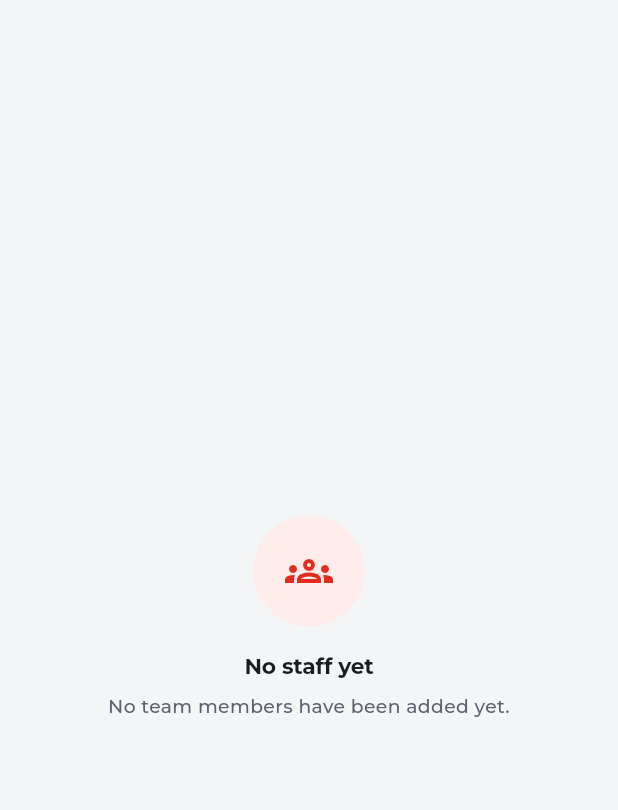
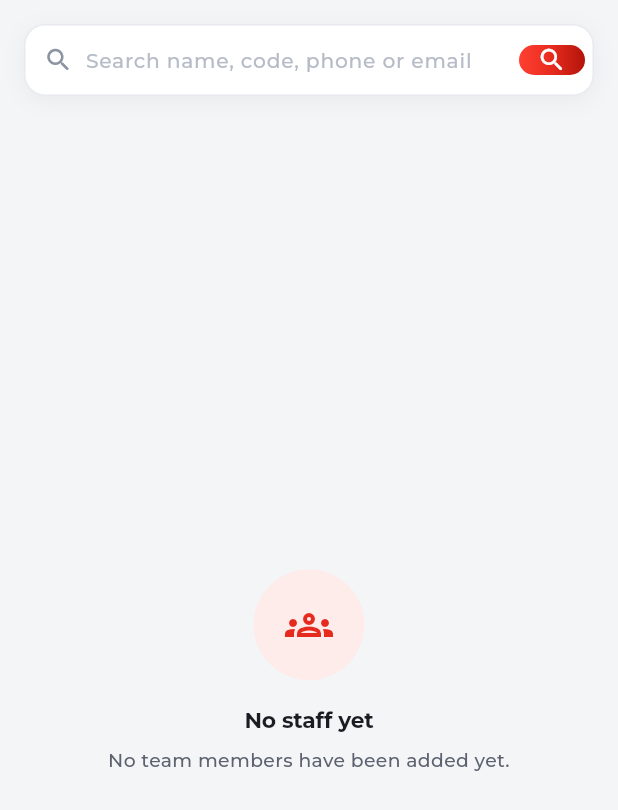
Before and after one commit to nimmys-dev/nimmys-crm-mobile, a Flutter app: the _StaffListBody widget shown alone on an empty page, opened directly with empty values, on a phone screen of 412 x 824 dp. Shown: the top 810 px of the screen. Run offline on Flutter 3.47's test engine with Material 3 defaults, Android fonts, the phone set to English and light mode, and no system bars; our stand-ins replace another_flushbar, awesome_notifications, bloc, cached_network_image, connectivity_plus, device_info_plus and 25 more; missing offline and left inert: app_badge_plus; accounts and stored records are empty; network calls fail.

Commit message:
Staff search done

```diff
--- a/lib/features/staff/cubit/staff/staff_cubit.dart
+++ b/lib/features/staff/cubit/staff/staff_cubit.dart
@@ -71,20 +71,31 @@ class StaffCubit extends BaseCubit<StaffState> {
   // the last response only ever holds one page.
   static const int _pageSize = 10;
 
-  Future<void> getStaffList({bool refresh = false}) async {
+  Future<void> getStaffList({bool refresh = false, String? search}) async {
     if (state.staffListUIState?.status == Status.LOADING) {
       return;
     }
+    final String query = (search ?? state.staffSearchQuery).trim();
+    final bool searchChanged = query != state.staffSearchQuery;
     // A refresh keeps the current rows on screen while it reloads, so pulling
     // down does not blank the list it is refreshing.
-    if (!refresh && state.staffList.isNotEmpty) {
+    if (!refresh && !searchChanged && state.staffList.isNotEmpty) {
       return;
     }
-    emit(state.copyWith(staffListUIState: UIState.loading()));
+    emit(
+      state.copyWith(
+        staffListUIState: UIState.loading(),
+        staffSearchQuery: query,
+        // Results for a previous search must never remain visible while the
+        // new server-side search is in flight.
+        staffList: searchChanged ? <StaffListItem>[] : state.staffList,
+      ),
+    );
 
     final Result<StaffListSuccess> result = await _repository.getStaffList(
       page: 1,
       perPage: _pageSize,
+      search: query,
     );
     if (result is Success<StaffListSuccess>) {
       emit(
@@ -120,6 +131,7 @@ class StaffCubit extends BaseCubit<StaffState> {
     final Result<StaffListSuccess> result = await _repository.getStaffList(
       page: pagination.nextPage,
       perPage: _pageSize,
+      search: state.staffSearchQuery,
     );
     if (result is Success<StaffListSuccess>) {
       emit(
--- a/lib/features/staff/cubit/staff/staff_state.dart
+++ b/lib/features/staff/cubit/staff/staff_state.dart
@@ -21,6 +21,7 @@ class StaffState extends Equatable {
   /// Every row loaded so far, page 1 first.
   final List<StaffListItem> staffList;
   final StaffPagination? staffPagination;
+  final String staffSearchQuery;
 
   /// True only while a follow-on page is in flight, so the footer spinner is
   /// separate from the full-screen loading state.
@@ -42,6 +43,7 @@ class StaffState extends Equatable {
     this.staffListUIState,
     this.staffList = const <StaffListItem>[],
     this.staffPagination,
+    this.staffSearchQuery = '',
     this.isLoadingMoreStaff = false,
     this.deleteStaffUIState,
     this.deletingStaffId,
@@ -56,6 +58,7 @@ class StaffState extends Equatable {
     UIState<StaffListSuccess>? staffListUIState,
     List<StaffListItem>? staffList,
     StaffPagination? staffPagination,
+    String? staffSearchQuery,
     bool? isLoadingMoreStaff,
     UIState<DeleteStaffSuccess>? deleteStaffUIState,
     int? deletingStaffId,
@@ -73,6 +76,7 @@ class StaffState extends Equatable {
       staffListUIState: staffListUIState ?? this.staffListUIState,
       staffList: staffList ?? this.staffList,
       staffPagination: staffPagination ?? this.staffPagination,
+      staffSearchQuery: staffSearchQuery ?? this.staffSearchQuery,
       isLoadingMoreStaff: isLoadingMoreStaff ?? this.isLoadingMoreStaff,
       deleteStaffUIState: deleteStaffUIState ?? this.deleteStaffUIState,
       deletingStaffId: clearDeletingStaffId
@@ -109,6 +113,7 @@ class StaffState extends Equatable {
     staffListUIState?.errorType,
     staffList,
     staffPagination,
+    staffSearchQuery,
     isLoadingMoreStaff,
     deleteStaffUIState,
     deleteStaffUIState?.status,
--- a/lib/features/staff/repository/staff_repository.dart
+++ b/lib/features/staff/repository/staff_repository.dart
@@ -35,9 +35,14 @@ class StaffRepository {
   Future<Result<StaffListSuccess>> getStaffList({
     required int page,
     required int perPage,
+    String? search,
   }) async {
     try {
-      return await _service.getStaffList(page: page, perPage: perPage);
+      return await _service.getStaffList(
+        page: page,
+        perPage: perPage,
+        search: search,
+      );
     } catch (e) {
       return Error(ErrorWithMessage(message: e.toString()));
     }
--- a/lib/features/staff/service/staff_service.dart
+++ b/lib/features/staff/service/staff_service.dart
@@ -68,13 +68,18 @@ class StaffService {
   Future<Result<StaffListSuccess>> getStaffList({
     required int page,
     required int perPage,
+    String? search,
   }) async {
     try {
       final url = ApiUrls.staffList;
-      final result = await _apiService.get(
-        url,
-        queryParams: <String, dynamic>{"page": page, "per_page": perPage},
-      );
+      final Map<String, dynamic> queryParams = <String, dynamic>{
+        "page": page,
+        "per_page": perPage,
+      };
+      if (search != null && search.trim().isNotEmpty) {
+        queryParams["search"] = search.trim();
+      }
+      final result = await _apiService.get(url, queryParams: queryParams);
       if (result is Success) {
         return await _apiService.getResponseStatus<StaffListSuccess>(
           result.value,
--- a/lib/features/staff/staff_list_screen.dart
+++ b/lib/features/staff/staff_list_screen.dart
@@ -1,3 +1,5 @@
+import 'dart:async';
+
 import 'package:cached_network_image/cached_network_image.dart';
 import 'package:flutter/material.dart';
 import 'package:flutter/services.dart';
@@ -15,6 +17,7 @@ import '../../shared/widgets/app_avatar.dart';
 import '../../shared/widgets/app_buttons.dart';
 import '../../shared/widgets/app_gradient_header.dart';
 import '../../shared/widgets/app_section_card.dart';
+import '../../shared/widgets/app_search_field.dart';
 import '../../utils/toast_messages.dart';
 import '../authentication/cubit/session/session_cubit.dart';
 import 'cubit/staff/staff_cubit.dart';
@@ -34,6 +37,8 @@ class StaffListScreen extends StatefulWidget {
 
 class _StaffListScreenState extends State<StaffListScreen> {
   final ScrollController _scrollController = ScrollController();
+  final TextEditingController _searchController = TextEditingController();
+  Timer? _searchDebounce;
 
   /// How close to the bottom the list gets before the next page is requested.
   /// Roughly two rows, which is enough for the fetch to land before the user
@@ -53,6 +58,8 @@ class _StaffListScreenState extends State<StaffListScreen> {
 
   @override
   void dispose() {
+    _searchDebounce?.cancel();
+    _searchController.dispose();
     _scrollController
       ..removeListener(_onScroll)
       ..dispose();
@@ -73,6 +80,23 @@ class _StaffListScreenState extends State<StaffListScreen> {
 
   Future<void> _refresh() async {
     await context.read<StaffCubit>().getStaffList(refresh: true);
+  }
+
+  void _searchStaff([String? query]) {
+    _searchDebounce?.cancel();
+    context.read<StaffCubit>().getStaffList(search: query ?? _searchController.text);
+  }
+
+  void _onSearchChanged(String value) {
+    _searchDebounce?.cancel();
+    _searchDebounce = Timer(
+      const Duration(milliseconds: 350),
+      () {
+        if (mounted) {
+          _searchStaff(value);
+        }
+      },
+    );
   }
 
   /// Opens Staff Creation by route, so the permission guard runs.
@@ -204,6 +228,9 @@ class _StaffListScreenState extends State<StaffListScreen> {
                         onCreate: _openCreateStaff,
                         onRetry: _refresh,
                         onDelete: _confirmAndDelete,
+                        searchController: _searchController,
+                        onSearchChanged: _onSearchChanged,
+                        onSearchSubmitted: _searchStaff,
                       );
                     },
                   ),
@@ -232,6 +259,9 @@ class _StaffListBody extends StatelessWidget {
     required this.onCreate,
     required this.onRetry,
     required this.onDelete,
+    required this.searchController,
+    required this.onSearchChanged,
+    required this.onSearchSubmitted,
   });
 
   final StaffState state;
@@ -242,23 +272,25 @@ class _StaffListBody extends StatelessWidget {
   final VoidCallback onCreate;
   final Future<void> Function() onRetry;
   final Future<void> Function(StaffListItem staff) onDelete;
+  final TextEditingController searchController;
+  final ValueChanged<String> onSearchChanged;
+  final VoidCallback onSearchSubmitted;
 
   @override
   Widget build(BuildContext context) {
     final List<StaffListItem> staff = state.staffList;
     final Status? status = state.staffListUIState?.status;
 
+    Widget content;
     if (staff.isEmpty && status == Status.LOADING) {
-      return const Center(
+      content = const Center(
         child: CircularProgressIndicator(
           strokeWidth: 2.6,
           valueColor: AlwaysStoppedAnimation<Color>(AppColors.red),
         ),
       );
-    }
-
-    if (staff.isEmpty && status == Status.ERROR) {
-      return StaffListMessage(
+    } else if (staff.isEmpty && status == Status.ERROR) {
+      content = StaffListMessage(
         icon: Icons.cloud_off_rounded,
         title: 'Could not load staff',
         message:
@@ -268,24 +300,22 @@ class _StaffListBody extends StatelessWidget {
         actionIcon: Icons.refresh_rounded,
         onAction: onRetry,
       );
-    }
-
-    if (staff.isEmpty) {
-      return StaffListMessage(
+    } else if (staff.isEmpty) {
+      content = StaffListMessage(
         icon: Icons.groups_outlined,
-        title: 'No staff yet',
-        message: canCreate
+        title: state.staffSearchQuery.isEmpty ? 'No staff yet' : 'No staff found',
+        message: state.staffSearchQuery.isEmpty
+            ? (canCreate
                   ? 'Add your first team member to get started.'
-            : 'No team members have been added yet.',
-        actionLabel: canCreate ? 'Add Staff' : null,
+                  : 'No team members have been added yet.')
+            : 'No staff match "${state.staffSearchQuery}".',
+        actionLabel: state.staffSearchQuery.isEmpty && canCreate ? 'Add Staff' : null,
         actionIcon: Icons.person_add_alt_1_rounded,
         onAction: canCreate ? () async => onCreate() : null,
       );
-    }
-
+    } else {
       final int? total = state.staffPagination?.total;
-
-    return RefreshIndicator(
+      content = RefreshIndicator(
         onRefresh: onRefresh,
         color: AppColors.red,
         child: ListView.builder(
@@ -324,6 +354,27 @@ class _StaffListBody extends StatelessWidget {
             );
           },
         ),
+      );
+    }
+
+    return Column(
+      children: <Widget>[
+        Padding(
+          padding: const EdgeInsets.fromLTRB(
+            AppSpacing.gutter,
+            AppSpacing.md,
+            AppSpacing.gutter,
+            AppSpacing.xs,
+          ),
+          child: AppSearchField(
+            hint: 'Search name, code, phone or email',
+            controller: searchController,
+            onChanged: onSearchChanged,
+            onSubmit: onSearchSubmitted,
+          ),
+        ),
+        Expanded(child: content),
+      ],
     );
   }
 }
--- a/pubspec.yaml
+++ b/pubspec.yaml
@@ -16,7 +16,7 @@ publish_to: 'none' # Remove this line if you wish to publish to pub.dev
 # https://developer.apple.com/library/archive/documentation/General/Reference/InfoPlistKeyReference/Articles/CoreFoundationKeys.html
 # In Windows, build-name is used as the major, minor, and patch parts
 # of the product and file versions while build-number is used as the build suffix.
-version: 1.0.0+1
+version: 1.0.1+1
 
 environment:
   sdk: ^3.11.5
```
Also changed, not shown: lib/features/staff/staff_details_screen.dart (+28 -0 lines). Lines whose indentation alone changed are shown as unchanged.
